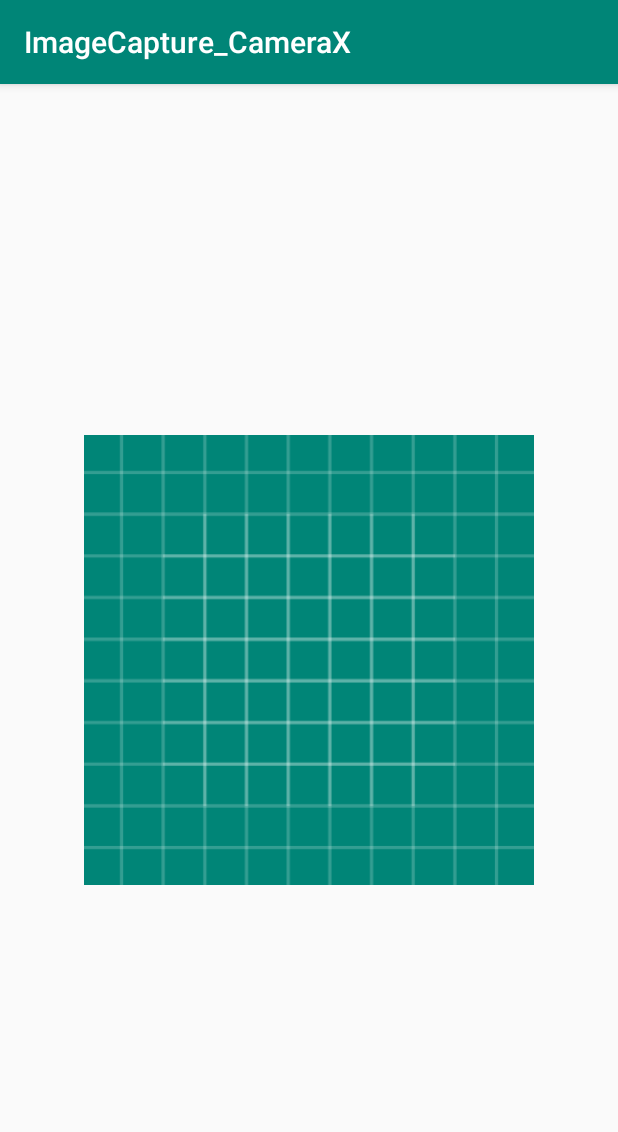
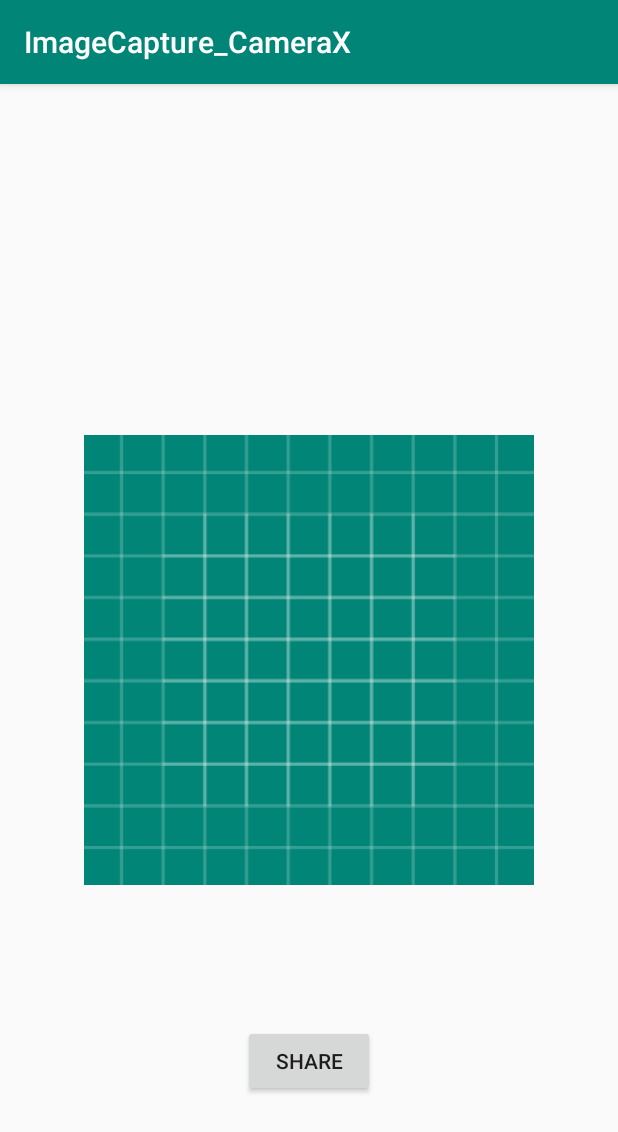
Before and after one commit to isanthoshpatel/ImageCapture_ByCameraX, an Android app: the Activity2 screen opened directly, with no data from a screen before it, on a phone screen of 412 x 824 dp. Shown: the top 1132 px of the screen. Run offline under Robolectric (Android 15) with nearby library versions, the phone set to English and light mode, and no system bars; 1 statement that could not run was skipped.

Commit message:
updated with activity2,imageview

```diff
--- a/app/src/main/res/layout/activity_2.xml
+++ b/app/src/main/res/layout/activity_2.xml
@@ -15,4 +15,14 @@
         app:layout_constraintStart_toStartOf="parent"
         app:layout_constraintTop_toTopOf="parent"
         app:srcCompat="@drawable/ic_launcher_background" />
+
+    <Button
+        android:id="@+id/bt_share"
+        android:layout_width="wrap_content"
+        android:layout_height="wrap_content"
+        android:text="share"
+        app:layout_constraintBottom_toBottomOf="parent"
+        app:layout_constraintEnd_toEndOf="parent"
+        app:layout_constraintStart_toStartOf="parent"
+        app:layout_constraintTop_toBottomOf="@+id/imageView" />
 </androidx.constraintlayout.widget.ConstraintLayout>
```
Also changed, not shown: app/src/main/java/com/example/imagecapture_camerax/Activity2.kt (+13 -0 lines), app/src/main/java/com/example/imagecapture_camerax/MainActivity.kt (+20 -9 lines), app/src/main/res/layout/activity_main.xml (+19 -8 lines).
